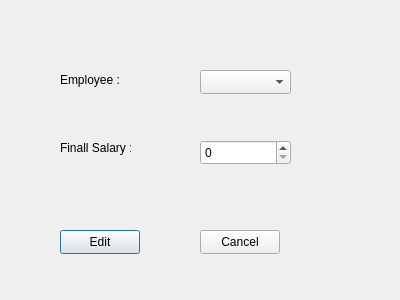
This is source/manager_edit_salary_dialog.ui in NimaMousavian/FBT-Market-Management-Application as Qt 5 draws it before an edit. The edited form follows.
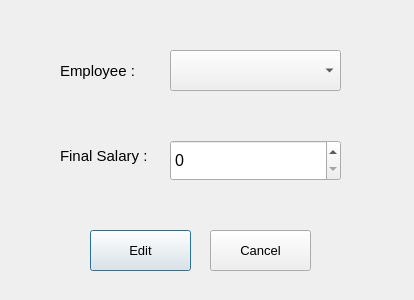
This is the edited form.

Patch:
```diff
--- a/source/manager_edit_salary_dialog.ui
+++ b/source/manager_edit_salary_dialog.ui
@@ -6,7 +6,7 @@
    <rect>
     <x>0</x>
     <y>0</y>
-    <width>400</width>
+    <width>414</width>
     <height>300</height>
    </rect>
   </property>
@@ -17,11 +17,16 @@
    <property name="geometry">
     <rect>
      <x>60</x>
-     <y>70</y>
-     <width>81</width>
-     <height>20</height>
+     <y>50</y>
+     <width>101</width>
+     <height>41</height>
     </rect>
    </property>
+   <property name="font">
+    <font>
+     <pointsize>11</pointsize>
+    </font>
+   </property>
    <property name="text">
     <string>Employee :</string>
    </property>
@@ -30,34 +35,49 @@
    <property name="geometry">
     <rect>
      <x>60</x>
-     <y>140</y>
-     <width>71</width>
-     <height>16</height>
+     <y>130</y>
+     <width>111</width>
+     <height>51</height>
     </rect>
    </property>
+   <property name="font">
+    <font>
+     <pointsize>11</pointsize>
+    </font>
+   </property>
    <property name="text">
-    <string>Finall Salary :</string>
+    <string>Final Salary :</string>
    </property>
   </widget>
   <widget class="QComboBox" name="comboBox">
    <property name="geometry">
     <rect>
-     <x>200</x>
-     <y>70</y>
-     <width>91</width>
-     <height>24</height>
+     <x>170</x>
+     <y>50</y>
+     <width>171</width>
+     <height>41</height>
     </rect>
    </property>
+   <property name="font">
+    <font>
+     <pointsize>12</pointsize>
+    </font>
+   </property>
   </widget>
   <widget class="QSpinBox" name="spinBox">
    <property name="geometry">
     <rect>
-     <x>200</x>
+     <x>170</x>
      <y>140</y>
-     <width>91</width>
-     <height>25</height>
+     <width>171</width>
+     <height>41</height>
     </rect>
    </property>
+   <property name="font">
+    <font>
+     <pointsize>12</pointsize>
+    </font>
+   </property>
    <property name="maximum">
     <number>10000000</number>
    </property>
@@ -65,12 +85,20 @@
   <widget class="QPushButton" name="pushButton">
    <property name="geometry">
     <rect>
-     <x>60</x>
+     <x>90</x>
      <y>230</y>
-     <width>80</width>
-     <height>24</height>
+     <width>101</width>
+     <height>41</height>
     </rect>
    </property>
+   <property name="font">
+    <font>
+     <pointsize>10</pointsize>
+    </font>
+   </property>
+   <property name="cursor">
+    <cursorShape>PointingHandCursor</cursorShape>
+   </property>
    <property name="text">
     <string>Edit</string>
    </property>
@@ -78,12 +106,20 @@
   <widget class="QPushButton" name="pushButton_2">
    <property name="geometry">
     <rect>
-     <x>200</x>
+     <x>210</x>
      <y>230</y>
-     <width>80</width>
-     <height>24</height>
+     <width>101</width>
+     <height>41</height>
     </rect>
    </property>
+   <property name="font">
+    <font>
+     <pointsize>10</pointsize>
+    </font>
+   </property>
+   <property name="cursor">
+    <cursorShape>PointingHandCursor</cursorShape>
+   </property>
    <property name="text">
     <string>Cancel</string>
    </property>
```
